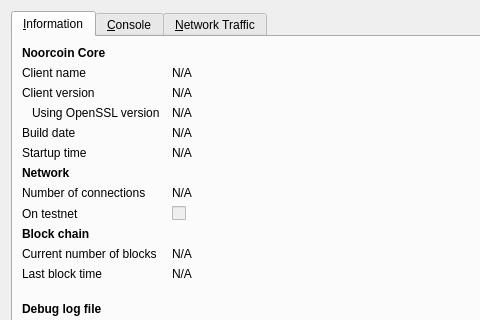
Before: the Qt Designer form src/qt/forms/rpcconsole.ui in hydrocarboncoin/hydrocarbon, drawn with Qt 5; both pictures show x 0 to 480 and y 0 to 320 of the 740 by 450 pixel window.
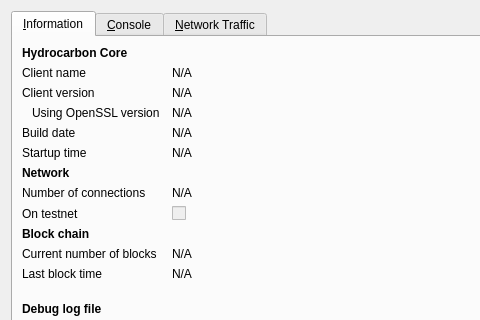
After: the same form once the commit is applied. Icons and pictures are not drawn. Custom widgets are drawn as their Qt base class.

Commit message:
forked to hydrocarbon much thanks for the help
thank you ... u know who u are

Diff of the .ui file:
```diff
--- a/src/qt/forms/rpcconsole.ui
+++ b/src/qt/forms/rpcconsole.ui
@@ -36,7 +36,7 @@
           </font>
          </property>
          <property name="text">
-          <string>Noorcoin Core</string>
+          <string>Hydrocarbon Core</string>
          </property>
         </widget>
        </item>
```
Left out of the diff: 6 changed lines with no effect on the pictures. The commit also changes 136 other files.
